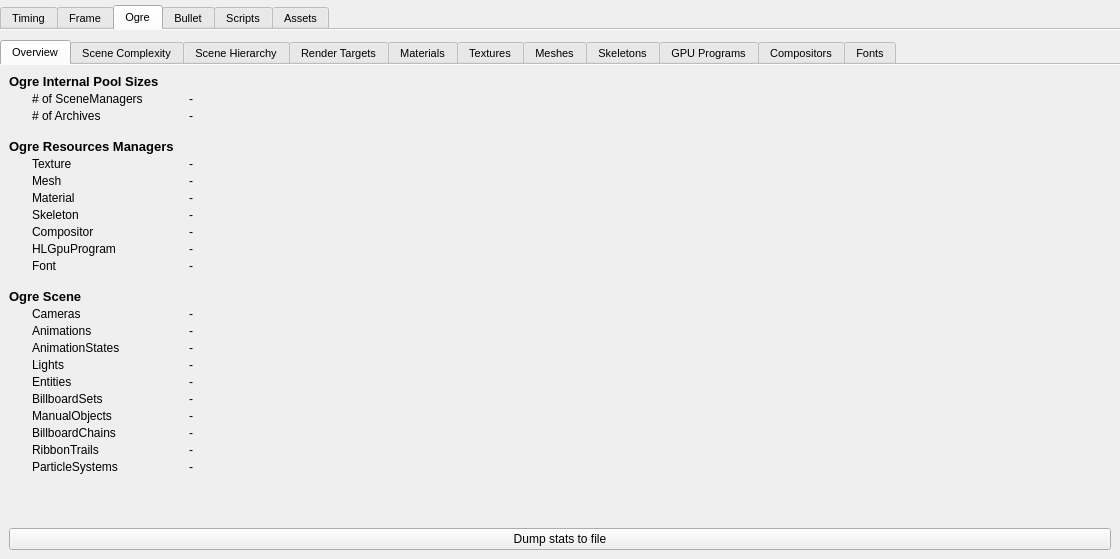
Before: the Qt Designer form src/Application/DebugStatsModule/ui/ProfilerWindow.ui in realXtend/tundra, drawn with Qt 5.
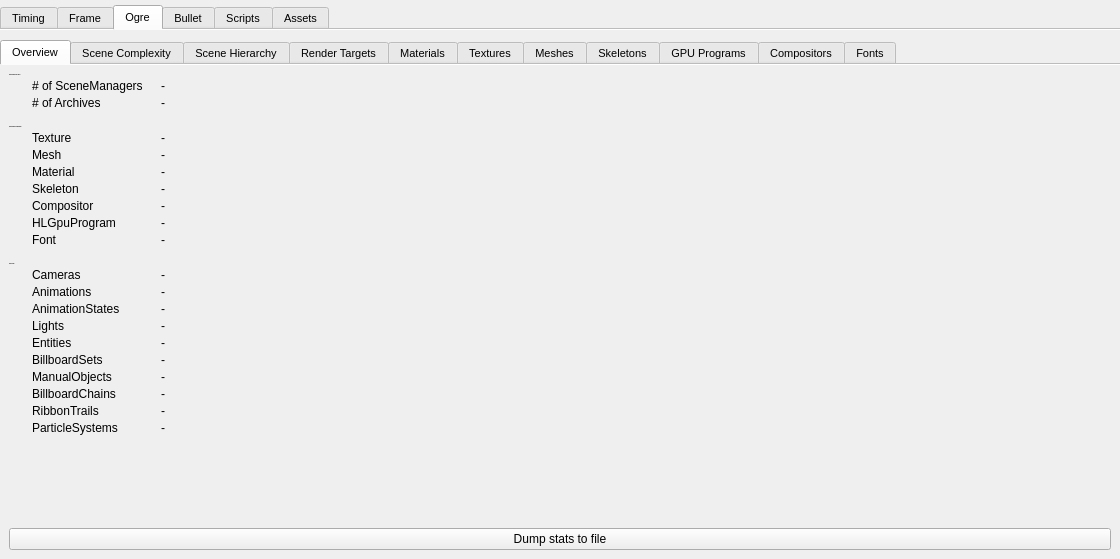
After: the same form once the commit is applied. The open tabs and pages were chosen to show the change.

Commit message: ProfilerWindow.ui: pt > px

Patch:
```diff
--- a/src/Application/DebugStatsModule/ui/ProfilerWindow.ui
+++ b/src/Application/DebugStatsModule/ui/ProfilerWindow.ui
@@ -27,7 +27,7 @@
 
 QTabWidget {
 	font: &quot;Arial&quot;;
-	font-size: 8pt;
+	font-size: 11px;
 }</string>
   </property>
   <layout class="QVBoxLayout" name="verticalLayout_12">
@@ -505,7 +505,7 @@
                   <property name="font">
                    <font>
                     <family>Arial</family>
-                    <pointsize>10</pointsize>
+                    <pointsize>-1</pointsize>
                     <weight>75</weight>
                     <italic>false</italic>
                     <bold>true</bold>
@@ -580,7 +580,7 @@
                   <property name="font">
                    <font>
                     <family>Arial</family>
-                    <pointsize>10</pointsize>
+                    <pointsize>-1</pointsize>
                     <weight>75</weight>
                     <italic>false</italic>
                     <bold>true</bold>
@@ -755,7 +755,7 @@
                   <property name="font">
                    <font>
                     <family>Arial</family>
-                    <pointsize>10</pointsize>
+                    <pointsize>-1</pointsize>
                     <weight>75</weight>
                     <italic>false</italic>
                     <bold>true</bold>
```
Left out of the diff: 8 changed lines with no effect on the pictures.
